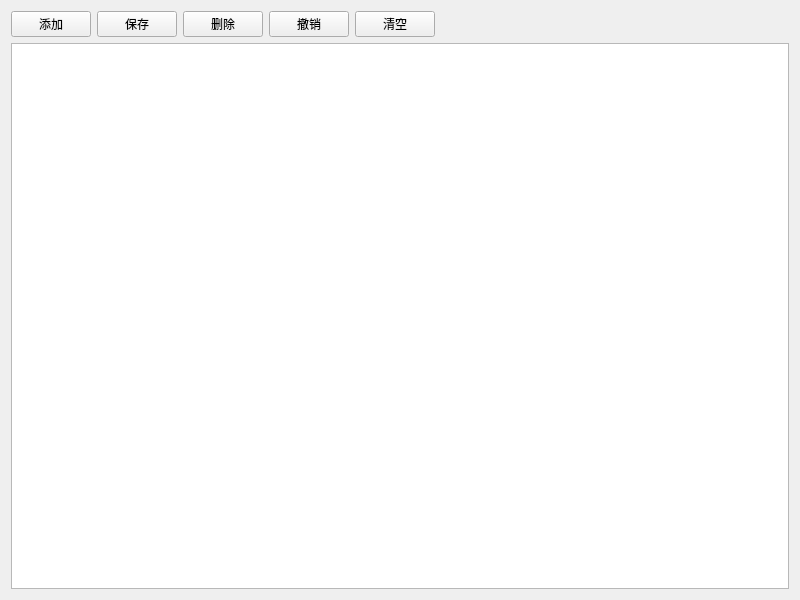
Qt form src/app/view/businessform/demarcationdelegate.ui (nealwang123/template2) before a commit.
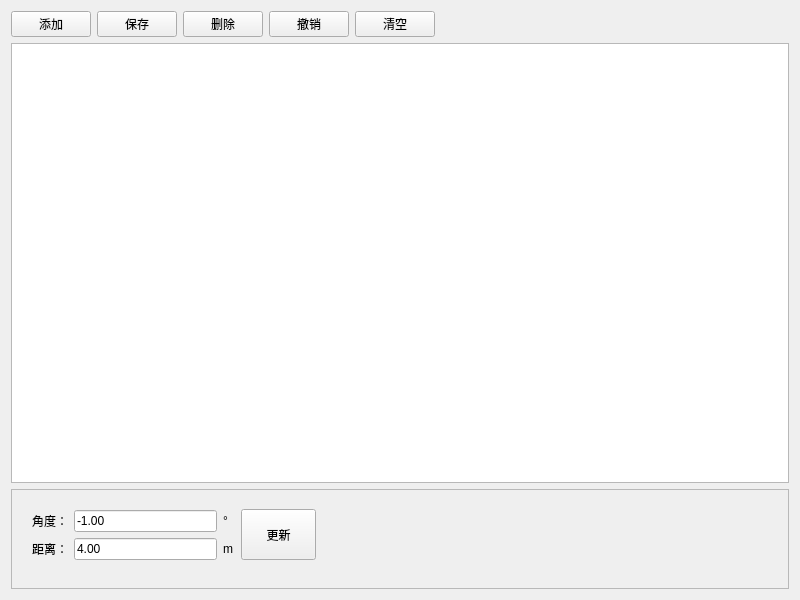
The same form after that commit. Icons and pictures are not drawn.

```diff
--- a/src/app/view/businessform/demarcationdelegate.ui
+++ b/src/app/view/businessform/demarcationdelegate.ui
@@ -13,7 +13,7 @@
   <property name="windowTitle">
    <string>Form</string>
   </property>
-  <layout class="QVBoxLayout" name="verticalLayout">
+  <layout class="QVBoxLayout" name="verticalLayout_4">
    <item>
     <widget class="QWidget" name="widgetTop" native="true">
      <layout class="QHBoxLayout" name="horizontalLayout_4">
@@ -163,6 +163,107 @@
    <item>
     <widget class="QTableView" name="tableMain"/>
    </item>
+   <item>
+    <widget class="QFrame" name="frame">
+     <property name="minimumSize">
+      <size>
+       <width>0</width>
+       <height>100</height>
+      </size>
+     </property>
+     <property name="frameShape">
+      <enum>QFrame::StyledPanel</enum>
+     </property>
+     <property name="frameShadow">
+      <enum>QFrame::Raised</enum>
+     </property>
+     <widget class="QPushButton" name="pushButton">
+      <property name="geometry">
+       <rect>
+        <x>230</x>
+        <y>20</y>
+        <width>75</width>
+        <height>51</height>
+       </rect>
+      </property>
+      <property name="text">
+       <string>更新</string>
+      </property>
+     </widget>
+     <widget class="QWidget" name="layoutWidget">
+      <property name="geometry">
+       <rect>
+        <x>21</x>
+        <y>21</y>
+        <width>201</width>
+        <height>50</height>
+       </rect>
+      </property>
+      <layout class="QHBoxLayout" name="horizontalLayout">
+       <item>
+        <layout class="QVBoxLayout" name="verticalLayout">
+         <item>
+          <widget class="QLabel" name="label">
+           <property name="text">
+            <string>角度：</string>
+           </property>
+          </widget>
+         </item>
+         <item>
+          <widget class="QLabel" name="label_2">
+           <property name="text">
+            <string>距离：</string>
+           </property>
+          </widget>
+         </item>
+        </layout>
+       </item>
+       <item>
+        <layout class="QVBoxLayout" name="verticalLayout_2">
+         <item>
+          <widget class="QLineEdit" name="lineEdit">
+           <property name="toolTip">
+            <string>-3,3</string>
+           </property>
+           <property name="text">
+            <string>-1.00</string>
+           </property>
+          </widget>
+         </item>
+         <item>
+          <widget class="QLineEdit" name="lineEdit_2">
+           <property name="toolTip">
+            <string>2,4.2</string>
+           </property>
+           <property name="text">
+            <string>4.00</string>
+           </property>
+          </widget>
+         </item>
+        </layout>
+       </item>
+       <item>
+        <layout class="QVBoxLayout" name="verticalLayout_3">
+         <item>
+          <widget class="QLabel" name="label_3">
+           <property name="text">
+            <string>°</string>
+           </property>
+          </widget>
+         </item>
+         <item>
+          <widget class="QLabel" name="label_4">
+           <property name="text">
+            <string>m</string>
+           </property>
+          </widget>
+         </item>
+        </layout>
+       </item>
+      </layout>
+     </widget>
+    </widget>
+   </item>
   </layout>
  </widget>
  <resources>
```
